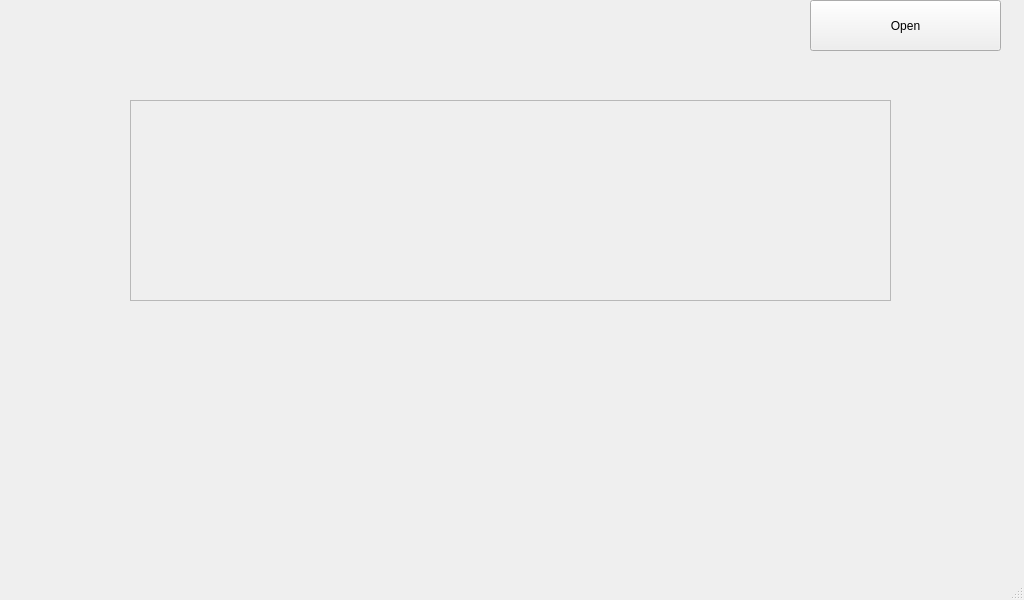
Old version of the form form.ui in the repository faizal2003/guipyside6.
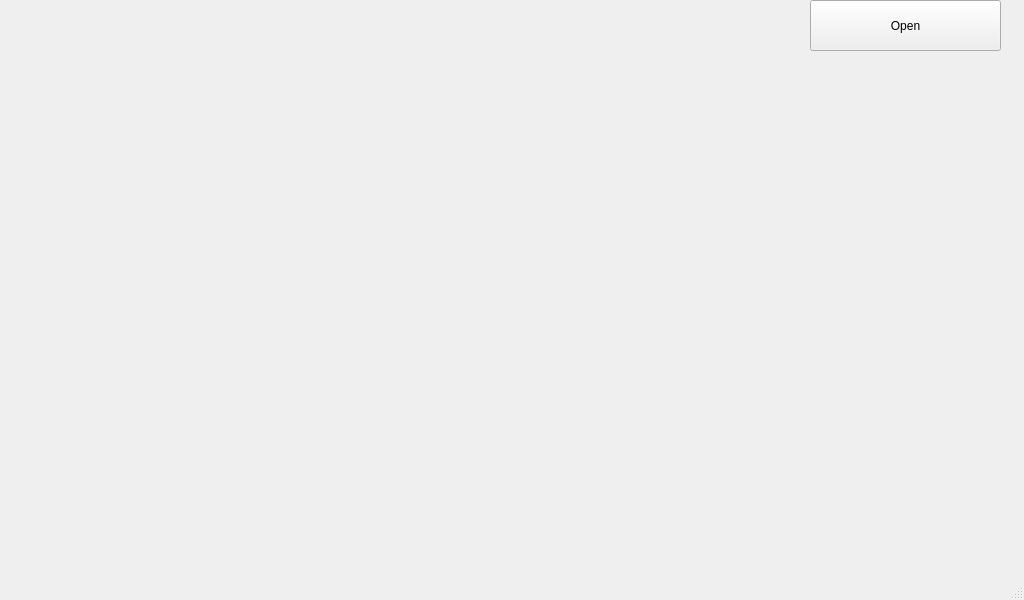
New version of the form. Icons and pictures are not drawn.

Diff of the .ui file:
```diff
--- a/form.ui
+++ b/form.ui
@@ -40,7 +40,8 @@
     </property>
     <property name="styleSheet">
      <string notr="true">background-image: url(:/bg/MONITORING KUNCI BRANKAS.png);
-background-repeat: false;</string>
+background-repeat:false;
+border-radius: 10;</string>
     </property>
     <property name="frameShape">
      <enum>QFrame::Shape::StyledPanel</enum>
```
Left out of the diff: 3 changed lines with no effect on the pictures.
